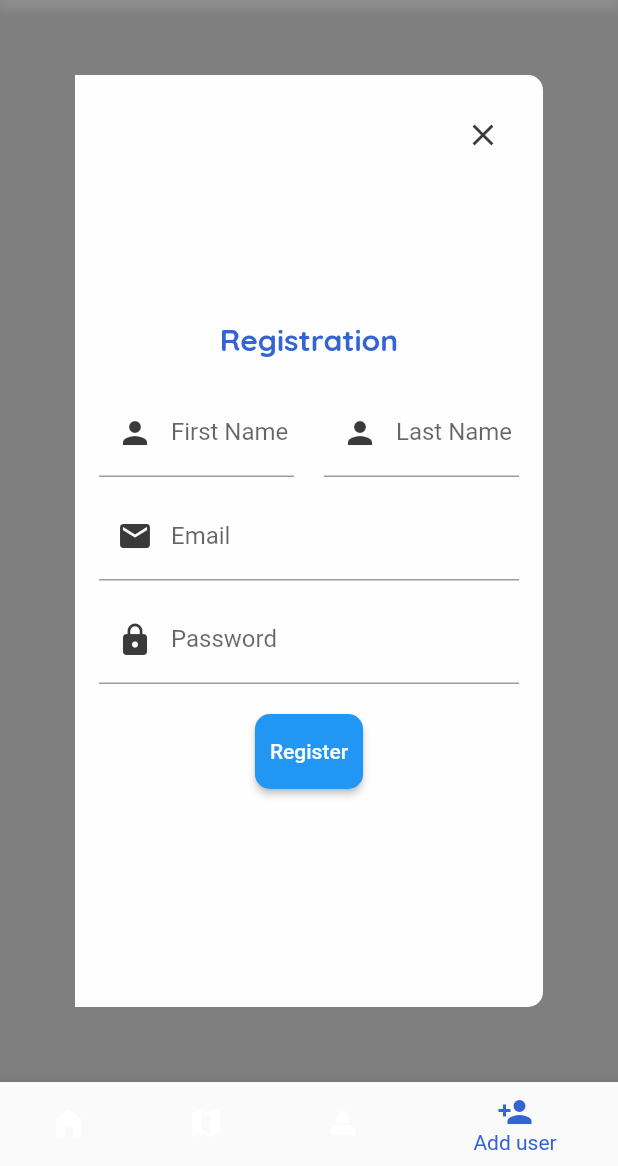
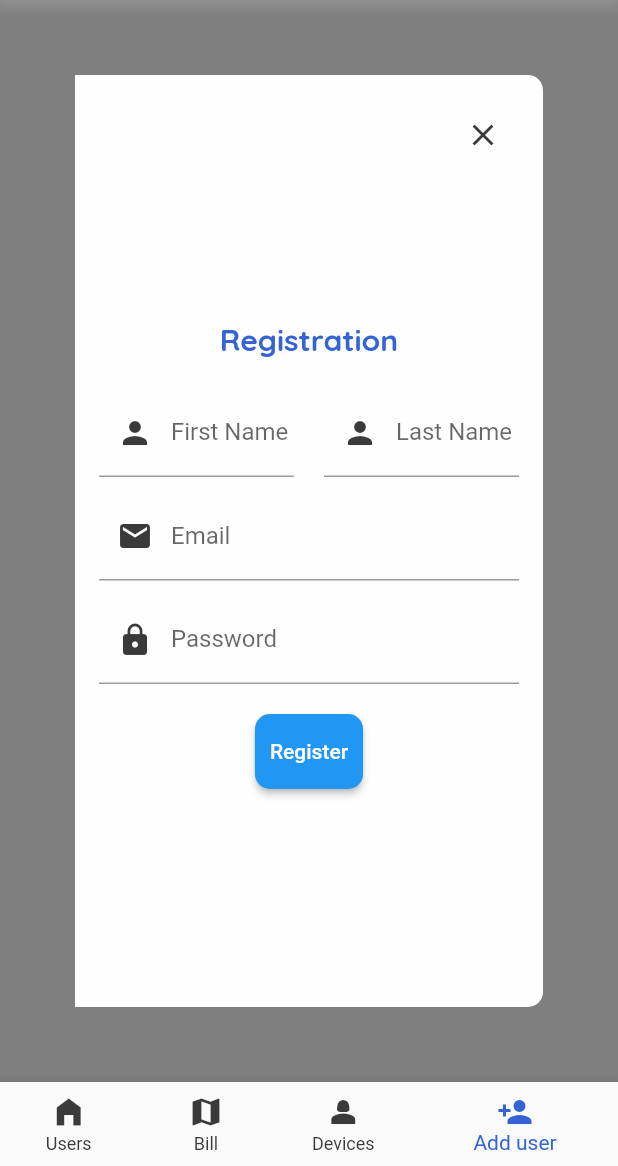
Before and after one commit to Timmy-123-pintor/WaTEErWise, a Flutter app: the screen it shows once a user with an empty profile is signed in, item 4 of the bottom bar chosen, on a phone screen of 412 x 824 dp, the part 70-1236 px from its top. Run offline on Flutter 3.47's test engine with Material 2 defaults, Android fonts, the phone set to English and light mode, and no system bars; our stand-ins replace cloud_firestore, firebase_auth, firebase_core, fl_chart, google_fonts; accounts and stored records are empty; network calls fail.

Commit message:
added another small changes

```diff
--- a/wateerwise/lib/admin/navTabBar.dart
+++ b/wateerwise/lib/admin/navTabBar.dart
@@ -8,7 +8,7 @@
 import '../constant.dart';
 
 class Tabbar extends StatefulWidget {
-  static const routeName = '/adminPage';
+  static const routeName = '/Tabbar';
   const Tabbar({super.key});
 
   @override
--- a/wateerwise/lib/components/UpperNavBar/upNavBar.dart
+++ b/wateerwise/lib/components/UpperNavBar/upNavBar.dart
@@ -10,7 +10,7 @@
 import '../../screens/wLimit.dart';
 
 class UpTabBar extends StatefulWidget {
-  static const routeName = '/userPage';
+  static const routeName = '/UpTabBar';
 
   const UpTabBar({super.key});
 
--- a/wateerwise/lib/screens/login/login_screen.dart
+++ b/wateerwise/lib/screens/login/login_screen.dart
@@ -1,4 +1,7 @@
-
+import 'package:flutter/material.dart';
+import 'package:wateerwise/screens/login/login_email_password.dart';
+import 'package:wateerwise/screens/login/signup_email_password_screen.dart';
+import 'package:wateerwise/widgets/custom_button.dart';
 
 class LoginScreen extends StatefulWidget {
   const LoginScreen({Key? key}) : super(key: key);
--- a/waterwiseweb/lib/components/TabBar/NavBar.dart
+++ b/waterwiseweb/lib/components/TabBar/NavBar.dart
@@ -30,6 +30,11 @@
                 });
               },
               selectedItemColor: tBlue,
+              unselectedIconTheme: IconThemeData(
+                color: tBlack,
+              ),
+              unselectedItemColor: tBlack,
+              showUnselectedLabels: true,
               items: [
                 BottomNavigationBarItem(
                   icon: Icon(Icons.home_filled),
```
Also changed, not shown: wateerwise/lib/screens/login/login_email_password.dart (+6 -5 lines), wateerwise/lib/services/firebase_auth_methods.dart (+5 -4 lines), wateerwise/pubspec.lock, 3 other files.
